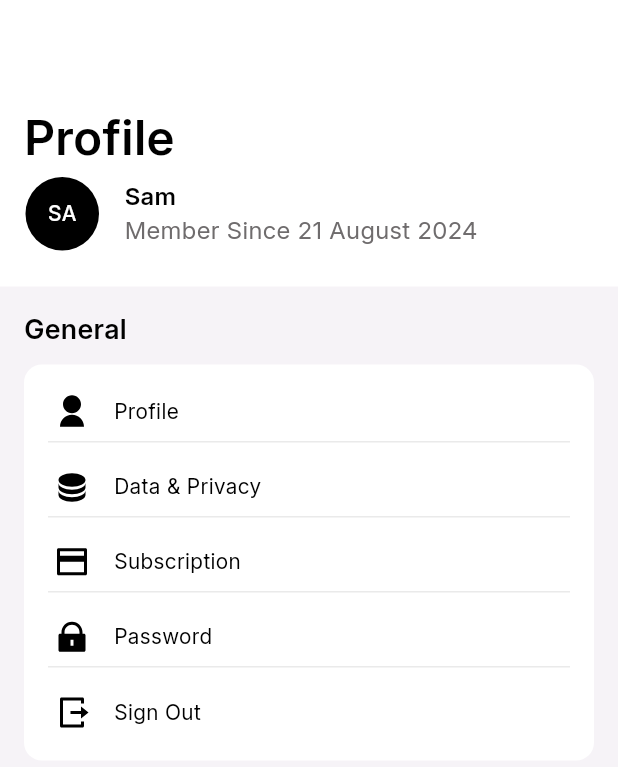
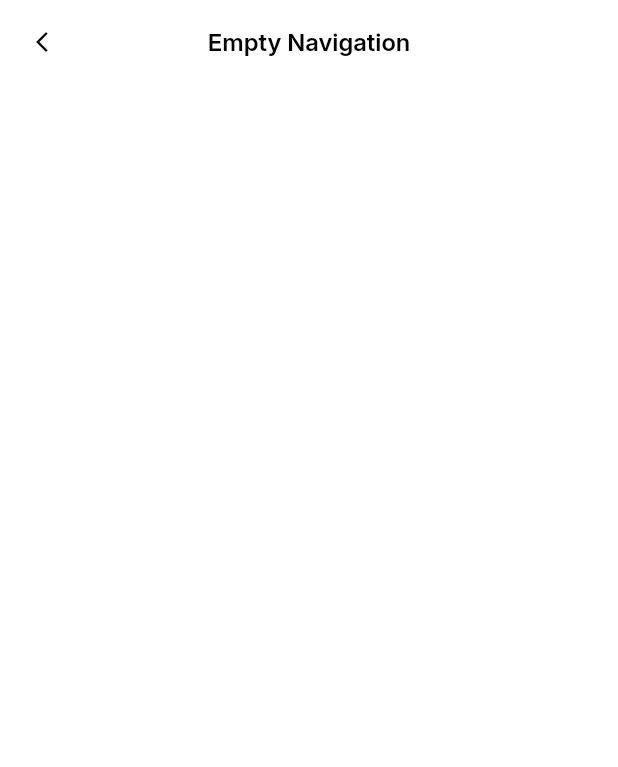
Before and after one commit to rizkydwitama/work-focus-mobile, a Flutter app: the ProfilePage screen opened directly, after a tap on "Profile", on a phone screen of 412 x 824 dp. Shown: the top 767 px of the screen. Run offline on Flutter 3.47's test engine with Material 3 defaults, Android fonts, the phone set to English and light mode, and no system bars; our stand-ins replace fl_chart, flutter_svg, get; generated files the repository leaves out were written again.

Commit message:
add empty route to all inkwell

```diff
--- /dev/null
+++ b/lib/features/empty_navigation/presentation/bindings/empty_navigation_binding.dart
@@ -0,0 +1,9 @@
+import 'package:get/get.dart';
+import 'package:work_focus_mobile/features/empty_navigation/presentation/controllers/empty_navigation_controller.dart';
+
+class EmptyNavigationBinding extends Bindings {
+  @override
+  void dependencies() {
+    Get.lazyPut<EmptyNavigationController>(() => EmptyNavigationController());
+  }
+}
--- /dev/null
+++ b/lib/features/empty_navigation/presentation/controllers/empty_navigation_controller.dart
@@ -0,0 +1,3 @@
+import 'package:get/get.dart';
+
+class EmptyNavigationController extends GetxController {}
--- /dev/null
+++ b/lib/features/empty_navigation/presentation/pages/empty_navigation_page.dart
@@ -0,0 +1,55 @@
+import 'package:flutter/material.dart';
+import 'package:get/get.dart';
+import 'package:work_focus_mobile/features/empty_navigation/presentation/controllers/empty_navigation_controller.dart';
+import 'package:flutter_gen/gen_l10n/app_localizations.dart';
+import '../../../../core/theme/app_colors.dart';
+
+class EmptyNavigationPage extends StatelessWidget {
+  const EmptyNavigationPage({super.key});
+
+  @override
+  Widget build(BuildContext context) {
+    final EmptyNavigationController controller = Get.find();
+    final isDarkMode = Theme.of(context).brightness == Brightness.dark;
+    final localization = AppLocalizations.of(context)!;
+
+    return Scaffold(
+      backgroundColor: isDarkMode
+          ? AppColors.blackColor
+          : AppColors.whiteColor,
+      appBar: AppBar(
+          backgroundColor: isDarkMode
+              ? AppColors.blackColor
+              : AppColors.whiteColor,
+          elevation: 0,
+          scrolledUnderElevation: 0,
+          centerTitle: true,
+          title: Text(
+            localization.empty_navigation,
+            style: TextStyle(
+                fontSize: 16,
+                color: isDarkMode
+                    ? AppColors.whiteColor
+                    : AppColors.blackColor,
+                fontWeight: FontWeight.w600
+            ),
+          ),
+          leading: IconButton(
+              onPressed: () {
+                Get.back();
+              },
+              icon: Icon(
+                Icons.arrow_back_ios_new,
+                size: 16,
+                color: isDarkMode
+                    ? AppColors.whiteColor
+                    : AppColors.blackColor,
+              )
+          )
+      ),
+      body: Column(
+
+      ),
+    );
+  }
+}
--- a/lib/l10n/app_en.arb
+++ b/lib/l10n/app_en.arb
@@ -59,5 +59,6 @@
   "sign_out" : "Sign Out",
 
   "work_log" : "Work Log",
-  "analytic" : "Analytic"
+  "analytic" : "Analytic",
+  "empty_navigation" : "Empty Navigation"
 }
--- a/lib/l10n/app_id.arb
+++ b/lib/l10n/app_id.arb
@@ -59,5 +59,6 @@
   "sign_out" : "Keluar",
 
   "work_log" : "Catatan Kerja",
-  "analytic" : "Analitik"
+  "analytic" : "Analitik",
+  "empty_navigation" : "Navigasi Kosong"
 }
--- a/lib/routes/app_pages.dart
+++ b/lib/routes/app_pages.dart
@@ -3,6 +3,8 @@ import 'package:work_focus_mobile/features/auth/presentation/bindings/login_bind
 import 'package:work_focus_mobile/features/auth/presentation/pages/login_page.dart';
 import 'package:work_focus_mobile/features/bottom_navigation_bar/presentation/bindings/bottom_navigation_bar_binding.dart';
 import 'package:work_focus_mobile/features/bottom_navigation_bar/presentation/pages/bottom_navigation_bar_page.dart';
+import 'package:work_focus_mobile/features/empty_navigation/presentation/bindings/empty_navigation_binding.dart';
+import 'package:work_focus_mobile/features/empty_navigation/presentation/pages/empty_navigation_page.dart';
 import 'package:work_focus_mobile/features/insight/presentation/bindings/insight_binding.dart';
 import 'package:work_focus_mobile/features/insight/presentation/pages/insight_page.dart';
 import 'package:work_focus_mobile/routes/app_routes.dart';
@@ -25,6 +27,11 @@ class AppPages {
         name: AppRoutes.insight,
         page: () => InsightPage(),
         binding: InsightBinding()
-    )
+    ),
+    GetPage(
+        name: AppRoutes.emptyNavigation,
+        page: () => EmptyNavigationPage(),
+        binding: EmptyNavigationBinding()
+    ),
   ];
 }
--- a/lib/routes/app_routes.dart
+++ b/lib/routes/app_routes.dart
@@ -3,4 +3,5 @@ class AppRoutes {
   static const String bottomNavigationBar = '/bottom-navigation-bar';
   static const String dashboard = '/dashboard';
   static const String insight = '/insight';
+  static const String emptyNavigation = '/empty-navigation';
 }
--- a/pubspec.yaml
+++ b/pubspec.yaml
@@ -43,6 +43,7 @@ dependencies:
   fl_chart: ^0.70.2
   intl: ^0.19.0
   multiple_localization: ^0.5.0
+  shared_preferences: ^2.3.5
 
 dev_dependencies:
   flutter_test:
```
Also changed, not shown: lib/features/auth/presentation/pages/login_page.dart (+7 -3 lines), lib/features/profile/presentation/pages/profile_page.dart (+16 -5 lines), lib/main.dart (+7 -1 lines), pubspec.lock, 1 other file.
